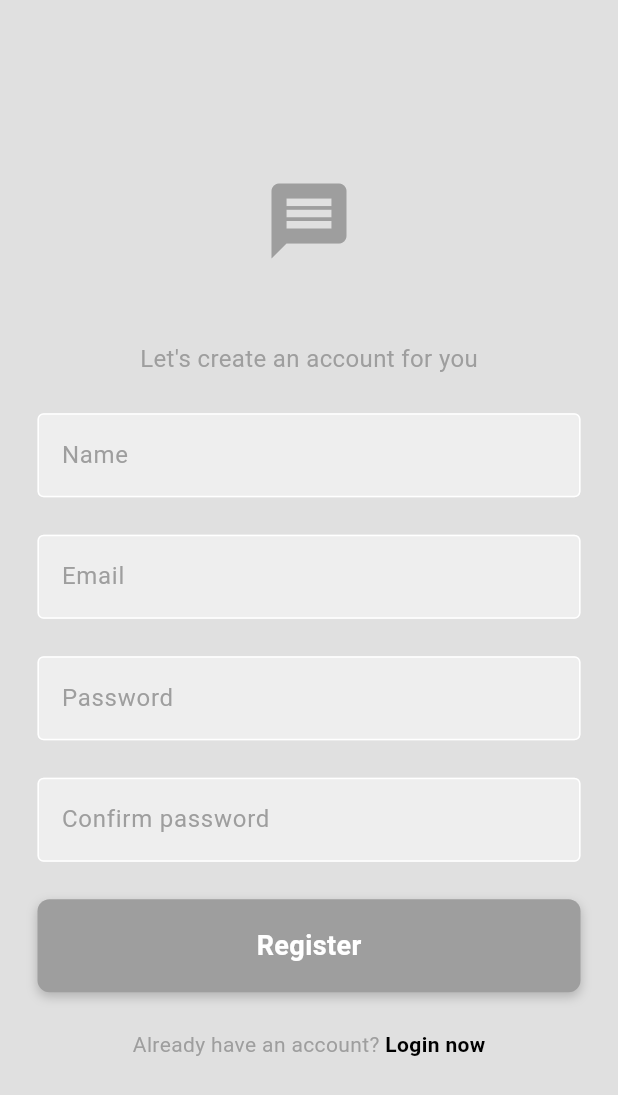
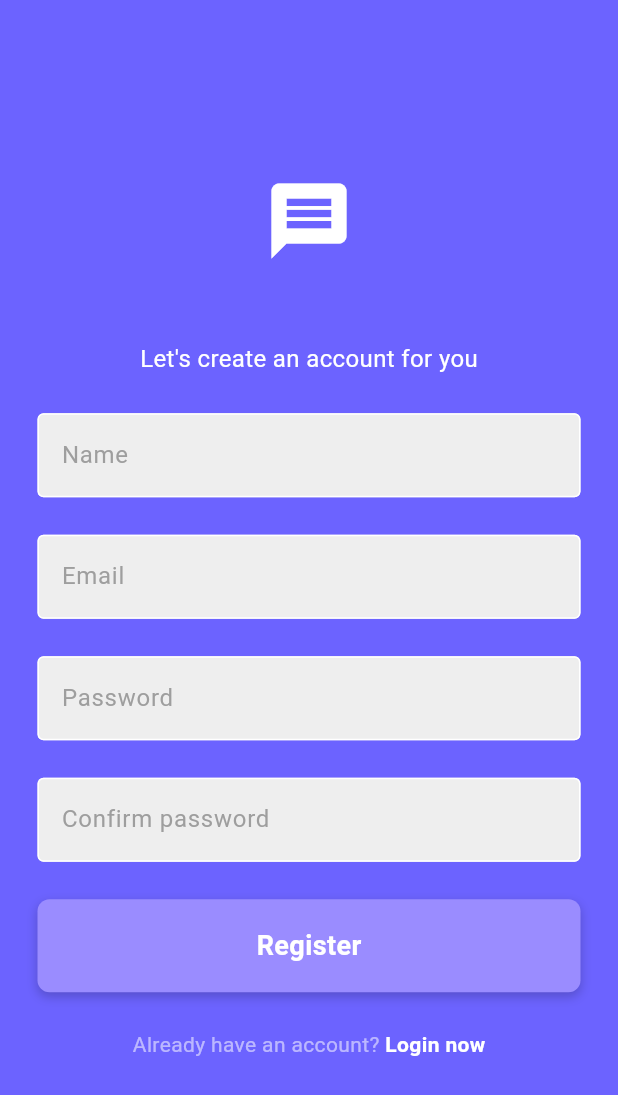
Before and after one commit to anazhtz/hellochat, a Flutter app: the screen it shows after launch, after a tap on "Login", after a tap on "Register now", on a phone screen of 412 x 824 dp. Shown: the top 1095 px of the screen. Run offline on Flutter 3.47's test engine with Material 3 defaults, Android fonts, the phone set to English and light mode, and no system bars; our stand-ins replace cached_network_image, cloud_firestore, firebase_auth, firebase_core, get, google_fonts and 1 more; accounts and stored records are empty.

Commit message:
Login page and Register page ui design changed

```diff
--- a/lib/components/custome_textfield.dart
+++ b/lib/components/custome_textfield.dart
@@ -25,15 +25,15 @@ class CustomeTextfield extends StatelessWidget {
         focusNode: focusNode,
         decoration: InputDecoration(
           enabledBorder: OutlineInputBorder(
-            borderSide: BorderSide(color: Theme.of(context).colorScheme.tertiary),
+            borderSide: BorderSide(color: Theme.of(context).colorScheme.tertiary), // Update border color
           ),
           focusedBorder: OutlineInputBorder(
-            borderSide: BorderSide(color: Theme.of(context).colorScheme.primary),
+            borderSide: BorderSide(color: Theme.of(context).colorScheme.primary), // Update border color
           ),
-          fillColor: Theme.of(context).colorScheme.secondary,
+          fillColor: Theme.of(context).colorScheme.secondary, // Update fill color
           filled: true,
           hintText: hintText,
-          hintStyle: TextStyle(color: Theme.of(context).colorScheme.primary),
+          hintStyle: TextStyle(color: Theme.of(context).colorScheme.primary), // Update hint text color
         ),
         validator: validator,
       ),
--- a/lib/components/my_button.dart
+++ b/lib/components/my_button.dart
@@ -1,4 +1,5 @@
 import 'package:flutter/material.dart';
+import 'package:hellochat/components/appcolor.dart';
 
 class MyButton extends StatelessWidget {
   final String text;
@@ -18,7 +19,7 @@ class MyButton extends StatelessWidget {
       onTap: isLoading ? null : onTap,
       child: Container(
         decoration: BoxDecoration(
-          color: Theme.of(context).colorScheme.primary,
+          color: AppColors.primaryLight,
           borderRadius: BorderRadius.circular(8),
           boxShadow: [
             BoxShadow(
--- a/lib/view/login_page.dart
+++ b/lib/view/login_page.dart
@@ -1,5 +1,6 @@
 import 'package:flutter/material.dart';
 import 'package:get/get.dart';
+import 'package:hellochat/components/appcolor.dart';
 import 'package:hellochat/components/custome_textfield.dart';
 import 'package:hellochat/components/my_button.dart';
 import 'package:hellochat/firebase_helper/firebase_helper.dart';
@@ -43,18 +44,22 @@ class _LoginPageState extends State<LoginPage> {
           "Success",
           "Login successful!",
           snackPosition: SnackPosition.BOTTOM,
-          backgroundColor: Colors.green,
+          backgroundColor: Theme.of(context)
+              .colorScheme
+              .surface, // Adjust this color as needed
           colorText: Colors.white,
         );
         Future.delayed(const Duration(seconds: 1), () {
-          Get.to(() =>  HomePage());
+          Get.to(() => HomePage());
         });
       } else {
         Get.snackbar(
           "Error",
           "Invalid email or password",
           snackPosition: SnackPosition.BOTTOM,
-          backgroundColor: Colors.red,
+          backgroundColor: Theme.of(context)
+              .colorScheme
+              .error, // Adjust this color as needed
           colorText: Colors.white,
         );
       }
@@ -64,7 +69,7 @@ class _LoginPageState extends State<LoginPage> {
   @override
   Widget build(BuildContext context) {
     return Scaffold(
-      backgroundColor: Theme.of(context).colorScheme.surface,
+      backgroundColor: AppColors.primary, // Update the background color
       body: Center(
         child: SingleChildScrollView(
           child: Form(
@@ -73,18 +78,16 @@ class _LoginPageState extends State<LoginPage> {
               mainAxisAlignment: MainAxisAlignment.center,
               children: [
                 //logo
-                Icon(
+                const Icon(
                   Icons.message,
                   size: 60,
-                  color: Theme.of(context).colorScheme.primary,
+                  color: Colors.white,
                 ),
                 const SizedBox(height: 50),
                 //welcome message
-                Text(
+                const Text(
                   "Welcome to HelloChat",
-                  style: TextStyle(
-                      color: Theme.of(context).colorScheme.primary,
-                      fontSize: 16),
+                  style: TextStyle(color: Colors.white, fontSize: 16),
                 ),
                 const SizedBox(height: 25),
                 //email textfield
@@ -131,15 +134,15 @@ class _LoginPageState extends State<LoginPage> {
                 Row(
                   mainAxisAlignment: MainAxisAlignment.center,
                   children: [
-                    Text(
-                      "Not a member? ",
-                      style: TextStyle(color: Theme.of(context).colorScheme.primary),
-                    ),
+                    const Text("Not a member? ",
+                        style: TextStyle(color: Colors.white54)),
                     GestureDetector(
                       onTap: widget.onTap,
                       child: const Text(
                         "Register now",
-                        style: TextStyle(fontWeight: FontWeight.bold),
+                        style: TextStyle(
+                            fontWeight: FontWeight.bold,
+                            color: Colors.white), // Update color
                       ),
                     ),
                   ],
--- a/lib/view/register_page.dart
+++ b/lib/view/register_page.dart
@@ -1,5 +1,6 @@
 import 'package:flutter/material.dart';
 import 'package:get/get.dart';
+import 'package:hellochat/components/appcolor.dart';
 import 'package:hellochat/components/custome_textfield.dart';
 import 'package:hellochat/components/my_button.dart';
 import 'package:hellochat/firebase_helper/firebase_helper.dart';
@@ -97,7 +98,7 @@ class _RegisterPageState extends State<RegisterPage> {
   @override
   Widget build(BuildContext context) {
     return Scaffold(
-      backgroundColor: Theme.of(context).colorScheme.surface,
+      backgroundColor: AppColors.primary,
       body: Center(
         child: SingleChildScrollView(
           child: Form(
@@ -109,7 +110,7 @@ class _RegisterPageState extends State<RegisterPage> {
                 Icon(
                   Icons.message,
                   size: 60,
-                  color: Theme.of(context).colorScheme.primary,
+                  color: Colors.white,
                 ),
                 const SizedBox(
                   height: 50,
@@ -118,7 +119,7 @@ class _RegisterPageState extends State<RegisterPage> {
                 Text(
                   "Let's create an account for you",
                   style: TextStyle(
-                      color: Theme.of(context).colorScheme.primary,
+                      color: Colors.white,
                       fontSize: 16),
                 ),
                 const SizedBox(
@@ -182,13 +183,13 @@ class _RegisterPageState extends State<RegisterPage> {
                     Text(
                       "Already have an account? ",
                       style: TextStyle(
-                          color: Theme.of(context).colorScheme.primary),
+                          color: Colors.white54),
                     ),
                     GestureDetector(
                       onTap: widget.onTap,
                       child: const Text(
                         "Login now",
-                        style: TextStyle(fontWeight: FontWeight.bold),
+                        style: TextStyle(fontWeight: FontWeight.bold,color: Colors.white),
                       ),
                     )
                   ],
```
Also changed, not shown: lib/components/my_drawer.dart (+12 -7 lines), lib/view/blocked_users_page.dart (+45 -10 lines), lib/view/settings_page.dart (+48 -39 lines).
